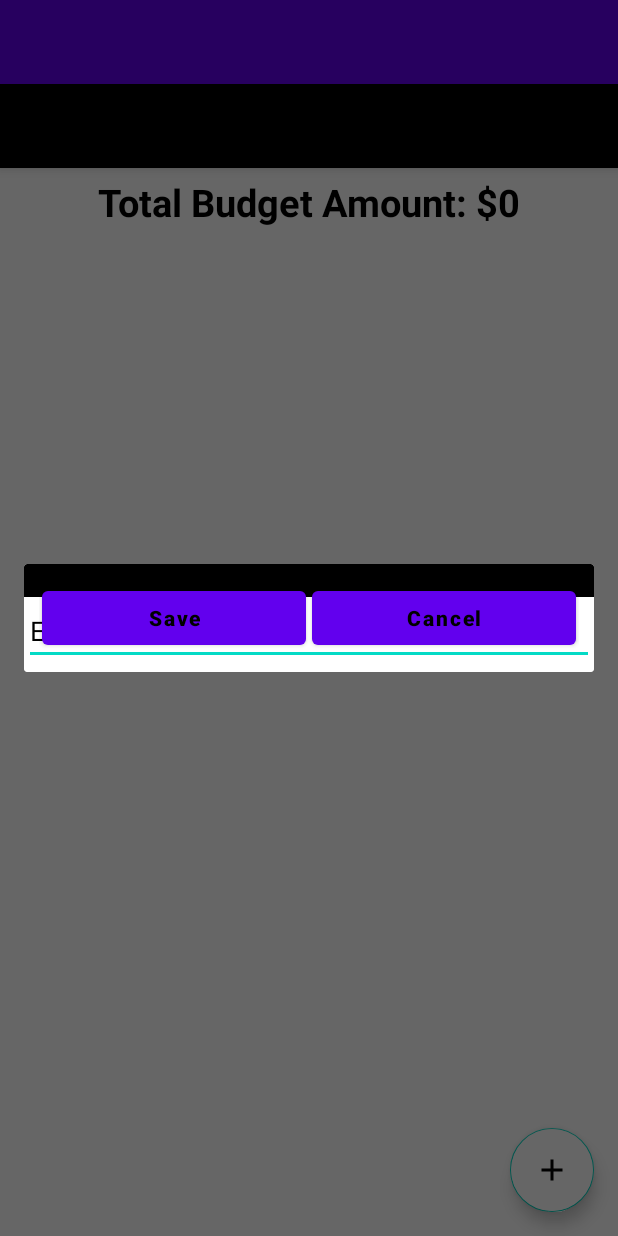
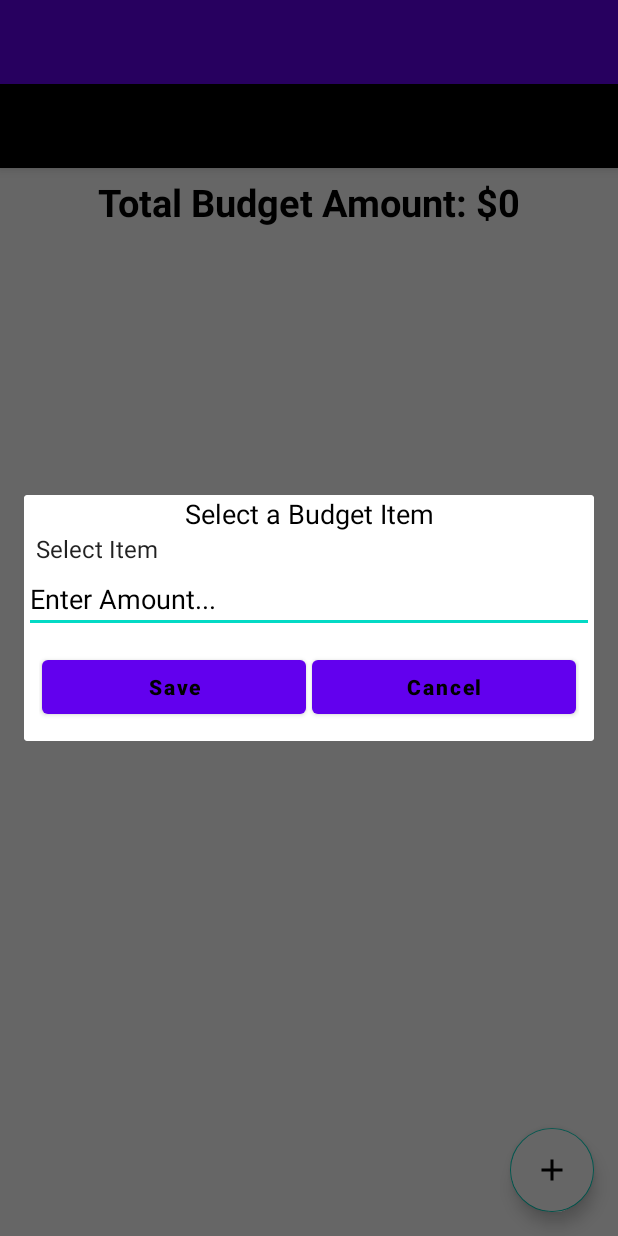
Before and after one commit to ddc-java-14/greentrax, an Android app: the BudgetActivity screen opened directly, with no data from a screen before it, after a tap on an icon or button, on a phone screen of 412 x 824 dp. Run offline under Robolectric (Android 15) with nearby library versions, the phone set to English and light mode, and no system bars.

Commit message:
Trying to implement Budget Activity

```diff
--- a/app/src/main/java/edu/cnm/deepdive/greentrax/controller/BudgetActivity.java
+++ b/app/src/main/java/edu/cnm/deepdive/greentrax/controller/BudgetActivity.java
@@ -1,5 +1,6 @@
 package edu.cnm.deepdive.greentrax.controller;
 
+import android.app.ProgressDialog;
 import android.os.Bundle;
 import android.text.TextUtils;
 import android.view.LayoutInflater;
@@ -7,25 +8,42 @@ import android.view.View;
 import android.view.View.OnClickListener;
 import android.widget.Button;
 import android.widget.EditText;
+import android.widget.ImageView;
 import android.widget.Spinner;
+import android.widget.TextView;
 import android.widget.Toast;
 import androidx.appcompat.app.AlertDialog;
 import androidx.appcompat.app.AppCompatActivity;
-import androidx.room.RoomDatabase;
+import androidx.recyclerview.widget.LinearLayoutManager;
+import androidx.recyclerview.widget.RecyclerView;
 import com.google.android.material.floatingactionbutton.FloatingActionButton;
 import edu.cnm.deepdive.greentrax.R;
 
 public class BudgetActivity extends AppCompatActivity {
 
 
-  private RoomDatabase budgetRef;
+  private TextView totalBudgetAmount;
+  private RecyclerView recyclerView;
+
   private FloatingActionButton fab;
-  private AlertDialog loader;
+  private ProgressDialog loader;
 
   @Override
   protected void onCreate(Bundle savedInstanceState) {
     super.onCreate(savedInstanceState);
     setContentView(R.layout.activity_budget);
+
+    loader = new ProgressDialog(this);
+
+    totalBudgetAmount = findViewById(R.id.total_budget_amount);
+    recyclerView = findViewById(R.id.recycler_view);
+
+    LinearLayoutManager linerLayoutManager = new LinearLayoutManager(this);
+    linerLayoutManager.setStackFromEnd(true);
+    linerLayoutManager.setReverseLayout(true);
+    recyclerView.setHasFixedSize(true);
+    recyclerView.setLayoutManager(linerLayoutManager);
+
 
     fab = findViewById(R.id.fab);
 
@@ -71,10 +89,6 @@ public class BudgetActivity extends AppCompatActivity {
           loader.show();
 
 
-
-
-
-
         }
       }
     });
@@ -83,4 +97,41 @@ public class BudgetActivity extends AppCompatActivity {
 
 
   }
+
+  @Override
+  protected void onStart() {
+    super.onStart();
+  }
+
+  public class myViewHolder extends RecyclerView.ViewHolder {
+  View mView;
+  public ImageView imageView;
+  public TextView notes;
+
+    public myViewHolder(View itemView) {
+      super(itemView);
+      mView = itemView;
+      imageView = itemView.findViewById(R.id.imageView);
+      notes = itemView.findViewById(R.id.note);
+    }
+
+    public void setItemName(String itemName) {
+      TextView item = mView.findViewById(R.id.item1);
+      item.setText(itemName);
+  }
+
+   public void setItemAmount(String itemAmount) {
+      TextView item = mView.findViewById(R.id.item1);
+      item.setText(itemAmount);
+  }
+
+   public void setDate(String itemAmount) {
+      TextView item = mView.findViewById(R.id.date);
+
+  }
+
+
+
+  }
+
 }
--- a/app/src/main/java/edu/cnm/deepdive/greentrax/controller/MainActivity.java
+++ b/app/src/main/java/edu/cnm/deepdive/greentrax/controller/MainActivity.java
@@ -56,6 +56,7 @@ public class MainActivity extends AppCompatActivity {
     budgetCardView = findViewById(R.id.budget_card_view);
 
     budgetCardView.setOnClickListener(new OnClickListener() {
+
       @Override
       public void onClick(View view) {
         Intent intent = new Intent(MainActivity.this, BudgetActivity.class);
--- a/app/src/main/res/layout/app_bar_main.xml
+++ b/app/src/main/res/layout/app_bar_main.xml
@@ -23,7 +23,6 @@
 
   </com.google.android.material.appbar.AppBarLayout>
 
-
   <include layout="@layout/fragment_account"/>
 
 </androidx.coordinatorlayout.widget.CoordinatorLayout>
--- a/app/src/main/res/layout/content_main.xml
+++ b/app/src/main/res/layout/content_main.xml
@@ -21,4 +21,5 @@
     app:navGraph="@navigation/mobile_navigation"
     />
 
+
 </androidx.constraintlayout.widget.ConstraintLayout>
--- a/app/src/main/res/layout/fragment_account.xml
+++ b/app/src/main/res/layout/fragment_account.xml
@@ -1,6 +1,6 @@
 <?xml version="1.0" encoding="utf-8"?>
 
-<androidx.constraintlayout.widget.ConstraintLayout
+<androidx.cardview.widget.CardView
   xmlns:android="http://schemas.android.com/apk/res/android"
   xmlns:app="http://schemas.android.com/apk/res-auto"
   xmlns:tools="http://schemas.android.com/tools"
@@ -441,4 +441,4 @@
 </RelativeLayout>
 
 
-</androidx.constraintlayout.widget.ConstraintLayout>
+</androidx.cardview.widget.CardView>
--- a/app/src/main/res/layout/input_layout.xml
+++ b/app/src/main/res/layout/input_layout.xml
@@ -6,20 +6,20 @@
   android:orientation="vertical"
   android:elevation="10dp"
   app:cardElevation="10dp"
-  android:layout_width="match_parent"
-  android:layout_height="match_parent">
+  android:layout_height="match_parent"
+  android:layout_width="match_parent">
 
   <LinearLayout
     android:layout_width="match_parent"
-    android:layout_height="match_parent"
-    android:orientation="vertical"/>
+    android:layout_height="wrap_content"
+    android:orientation="vertical">
 
     <TextView
       android:id="@+id/select_item"
       android:layout_width="match_parent"
       android:layout_height="wrap_content"
+      android:gravity="center"
       android:text="@string/select_budget_item"
-    android:gravity="center"
       android:textColor="@color/black"
       android:textSize="18sp"/>
 
@@ -27,6 +27,7 @@
       android:layout_width="match_parent"
       android:layout_height="wrap_content"
       android:orientation="vertical">
+
     <Spinner
       android:id="@+id/item_spinner"
       android:layout_width="match_parent"
@@ -34,10 +35,11 @@
       android:gravity="center"
       android:entries="@array/items"
       android:layout_gravity="center"
-      android:background="@color/black">
+      android:background="@color/white">
 
     </Spinner>
 
+<!--      Amount Edit Text-->
       <EditText
         android:id="@+id/amount"
         android:layout_width="match_parent"
@@ -46,7 +48,7 @@
         android:inputType="number"
         android:textColor="@color/black"
         android:textColorHint="@color/black"/>
-
+<!--Note Edit Text-->
       <EditText
         android:visibility="gone"
         android:id="@+id/note"
@@ -59,11 +61,14 @@
 
     </LinearLayout>
 
+
+
   <LinearLayout
     android:layout_width="match_parent"
     android:layout_height="wrap_content"
     android:layout_margin="10dp"
     android:orientation="horizontal">
+
     <RelativeLayout
       android:layout_width="0dp"
       android:layout_height="wrap_content"
@@ -79,7 +84,6 @@
         android:layout_margin="2dp"/>
 
     </RelativeLayout>
-
 
 
     <RelativeLayout
@@ -100,7 +104,7 @@
 
 
 
-
+</LinearLayout>
 
   </LinearLayout>
 
--- a/app/src/main/res/layout/item_account.xml
+++ b/app/src/main/res/layout/item_account.xml
@@ -1,4 +1,5 @@
 <?xml version="1.0" encoding="utf-8"?>
+
 <androidx.constraintlayout.widget.ConstraintLayout
   xmlns:android="http://schemas.android.com/apk/res/android"
   xmlns:app="http://schemas.android.com/apk/res-auto"
--- a/app/src/main/res/values/strings.xml
+++ b/app/src/main/res/values/strings.xml
@@ -45,6 +45,9 @@
   <string name="cancel">Cancel</string>
   <string name="save">Save</string>
   <string name="select_budget_item">Select a Budget Item</string>
+  <string name="item_name">Item Name</string>
+  <string name="note">Note</string>
+  <string name="date">Date</string>
 
   <string-array name="items">
     <item>Select Item</item>
```
Also changed, not shown: app/src/main/res/layout/retrieve_layout.xml (added, +65 -0 lines). Lines whose indentation alone changed are shown as unchanged.
